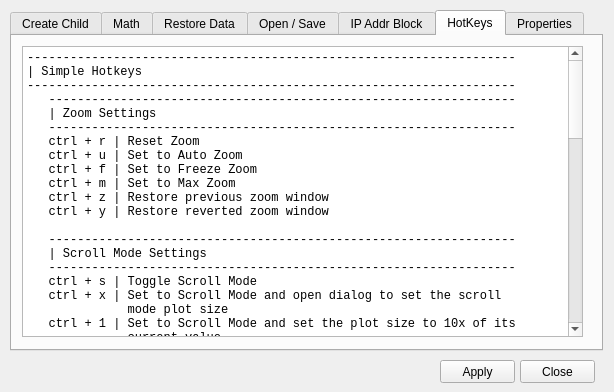
This is curveproperties.ui in d-wizard/plotter as Qt 5 draws it before an edit. The edited form follows.
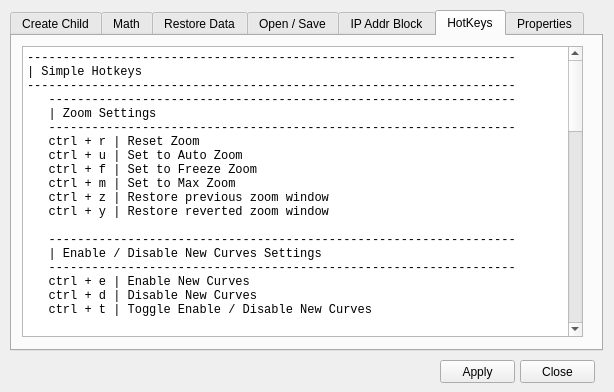
This is the edited form. The open tabs and pages were chosen to show the change.

Commit message:
Update Hotkeys tab.
Original Commit Rev: 2564 | 2019-02-23 20:53:27 -0600 (Sat, 23 Feb 2019)

Patch:
```diff
--- a/curveproperties.ui
+++ b/curveproperties.ui
@@ -1033,32 +1033,39 @@
    ctrl + y | Restore reverted zoom window
 
    -----------------------------------------------------------------
+   | Enable / Disable New Curves Settings
+   -----------------------------------------------------------------
+   ctrl + e | Enable New Curves
+   ctrl + d | Disable New Curves
+   ctrl + t | Toggle Enable / Disable New Curves
+
+   -----------------------------------------------------------------
+   | Copy / Paste Curves
+   -----------------------------------------------------------------
+   ctrl + c | Copies all displayed plot data to the clipboard
+              (can be pasted into Excel)
+   ctrl + v | Create a new curve from the data in the clipboard
+
+   -----------------------------------------------------------------
    | Scroll Mode Settings
    -----------------------------------------------------------------
    ctrl + s | Toggle Scroll Mode
-   ctrl + x | Set to Scroll Mode and open dialog to set the scroll 
+   ctrl + x | Set to Scroll Mode and open dialog to set the scroll
               mode plot size
    ctrl + 1 | Set to Scroll Mode and set the plot size to 10x of its
               current value
 
    -----------------------------------------------------------------
-   | Enable / Disable New Curves Settings
-   -----------------------------------------------------------------
-   ctrl + e | Enable New Curves
-   ctrl + d | Disable New Curves
-   ctrl + t | Toggle Enable / Disable New Curves
-
-   -----------------------------------------------------------------
    | Any Curve Cursor Mode Settings
    -----------------------------------------------------------------
    ctrl + a | Toggle Any Curve Cursor mode
 
    -----------------------------------------------------------------
-   | Create / Save Curves
+   | Hide the Selected Point
    -----------------------------------------------------------------
-   ctrl + c | Copies all displayed plot data to the clipboard 
-              (can be pasted into Excel)
-   ctrl + v | Create a new curve from the data in the clipboard
+   ctrl + h | Makes the selected point not display on the Plot
+              Window (the point will be set to &quot;Not A Number&quot;).
+              This is useful to eliminate outlier points.
 
 
 --------------------------------------------------------------------
@@ -1081,7 +1088,7 @@
 
 
 --------------------------------------------------------------------
-| Move Zoom
+| Mouse Drag
 --------------------------------------------------------------------
    ctrl + left mouse button | Move the zoom window
    middle mouse button      | Move the zoom window
```
The commit also changes 1 other file.
